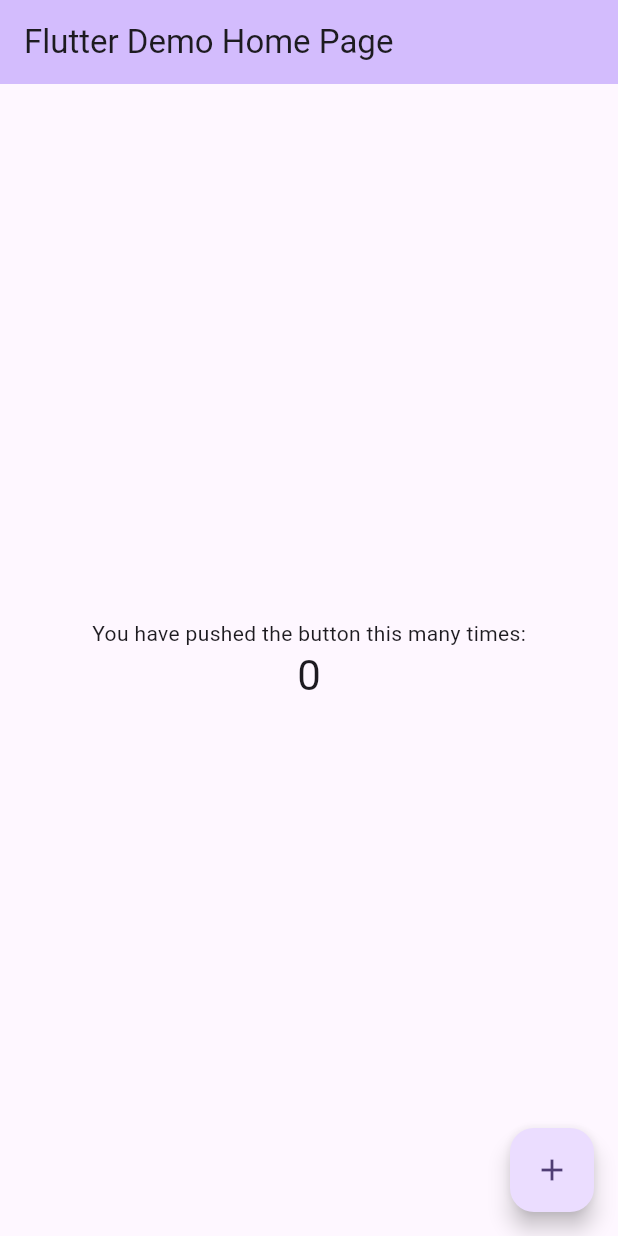
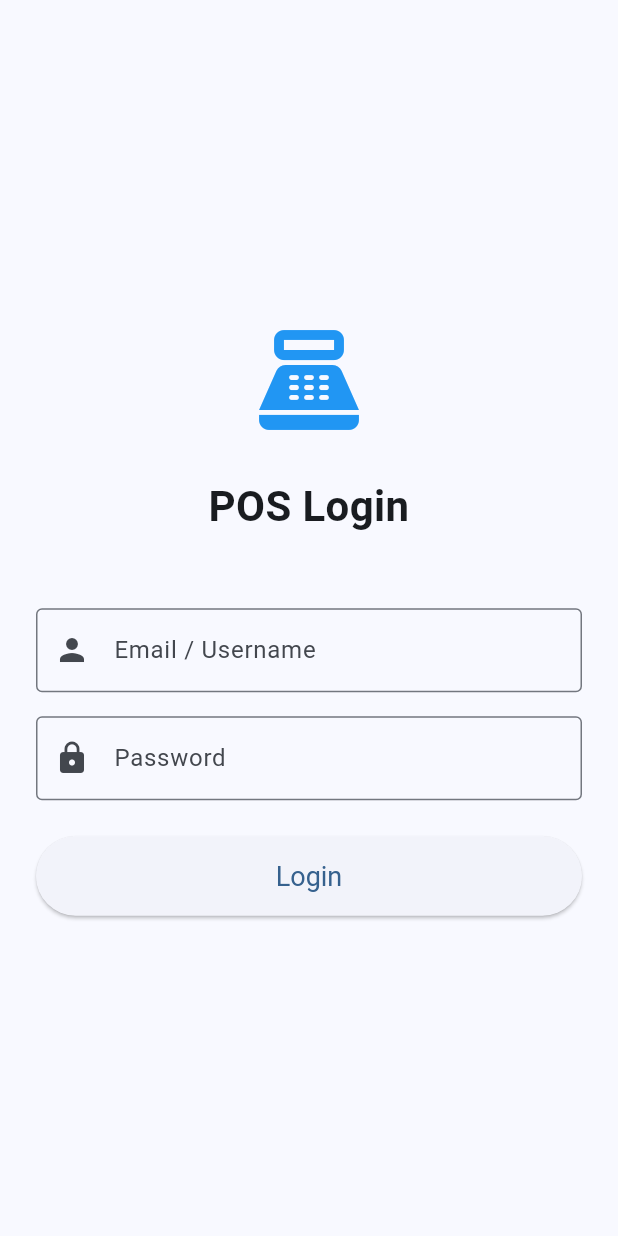
Before and after one commit to could-ai/019aed51-f073-7b4a-8da7-fbdeec98e601, a Flutter app: the screen it shows after launch, on a phone screen of 412 x 824 dp. Run offline on Flutter 3.47's test engine with Material 3 defaults, Android fonts, the phone set to English and light mode, and no system bars; our stand-ins replace shared_preferences, sqflite; accounts and stored records are empty.

Commit message:
Created Product model with JSON parsing logic compatible with typical POS API responses (handling sell_price_inc_tax).; Created DatabaseHelper to manage SQLite operations. Includes tables for 'products', 'orders', and 'order_items' to support offline functionality. Implemented methods for batch inserting products and saving local orders.; Created ApiService to handle HTTP requests. Includes methods for login, fetching products, and syncing orders. Uses SharedPreferences to store the auth token and base URL.; Created AuthProvider to manage authentication state. Handles login logic and persistence check using SharedPreferences.; Updated main.dart to set up MultiProvider and routing. Implemented an AuthWrapper to automatically redirect users to Dashboard or Login screen based on authentication state.; Created LoginScreen with a form for email and password. Integrates with AuthProvider to handle login actions and display loading state.; Created DashboardScreen with navigation for POS, Orders, and Settings. Implemented a basic sync function to fetch products from API and store them in the local SQLite database.

```diff
--- a/usr/lib/main.dart
+++ b/usr/lib/main.dart
@@ -1,4 +1,8 @@
 import 'package:flutter/material.dart';
+import 'package:provider/provider.dart';
+import 'providers/auth_provider.dart';
+import 'screens/login_screen.dart';
+import 'screens/dashboard_screen.dart';
 
 void main() {
   runApp(const MyApp());
@@ -7,117 +11,57 @@ void main() {
 class MyApp extends StatelessWidget {
   const MyApp({super.key});
 
-  // This widget is the root of your application.
   @override
   Widget build(BuildContext context) {
-    return MaterialApp(
-      title: 'Flutter Demo',
-      debugShowCheckedModeBanner: false,
-      theme: ThemeData(
-        // This is the theme of your application.
-        //
-        // TRY THIS: Try running your application with "flutter run". You'll see
-        // the application has a purple toolbar. Then, without quitting the app,
-        // try changing the seedColor in the colorScheme below to Colors.green
-        // and then invoke "hot reload" (save your changes or press the "hot
-        // reload" button in a Flutter-supported IDE, or press "r" if you used
-        // the command line to start the app).
-        //
-        // Notice that the counter didn't reset back to zero; the application
-        // state is not lost during the reload. To reset the state, use hot
-        // restart instead.
-        //
-        // This works for code too, not just values: Most code changes can be
-        // tested with just a hot reload.
-        colorScheme: ColorScheme.fromSeed(seedColor: Colors.deepPurple),
+    return MultiProvider(
+      providers: [
+        ChangeNotifierProvider(create: (_) => AuthProvider()),
+      ],
+      child: MaterialApp(
+        title: 'POS App',
+        debugShowCheckedModeBanner: false,
+        theme: ThemeData(
+          colorScheme: ColorScheme.fromSeed(seedColor: Colors.blue),
+          useMaterial3: true,
+        ),
+        initialRoute: '/',
+        routes: {
+          '/': (context) => const AuthWrapper(),
+          '/login': (context) => const LoginScreen(),
+          '/dashboard': (context) => const DashboardScreen(),
+        },
       ),
-      initialRoute: '/',
-      routes: {
-        '/': (context) => const MyHomePage(title: 'Flutter Demo Home Page'),
+    );
+  }
+}
+
+class AuthWrapper extends StatefulWidget {
+  const AuthWrapper({super.key});
+
+  @override
+  State<AuthWrapper> createState() => _AuthWrapperState();
+}
+
+class _AuthWrapperState extends State<AuthWrapper> {
+  @override
+  void initState() {
+    super.initState();
+    // Check authentication status on startup
+    Future.microtask(() =>
+      Provider.of<AuthProvider>(context, listen: false).checkLoginStatus()
+    );
+  }
+
+  @override
+  Widget build(BuildContext context) {
+    return Consumer<AuthProvider>(
+      builder: (context, auth, child) {
+        if (auth.isAuthenticated) {
+          return const DashboardScreen();
+        } else {
+          return const LoginScreen();
+        }
       },
     );
   }
 }
-
-class MyHomePage extends StatefulWidget {
-  const MyHomePage({super.key, required this.title});
-
-  // This widget is the home page of your application. It is stateful, meaning
-  // that it has a State object (defined below) that contains fields that affect
-  // how it looks.
-
-  // This class is the configuration for the state. It holds the values (in this
-  // case the title) provided by the parent (in this case the App widget) and
-  // used by the build method of the State. Fields in a Widget subclass are
-  // always marked "final".
-
-  final String title;
-
-  @override
-  State<MyHomePage> createState() => _MyHomePageState();
-}
-
-class _MyHomePageState extends State<MyHomePage> {
-  int _counter = 0;
-
-  void _incrementCounter() {
-    setState(() {
-      // This call to setState tells the Flutter framework that something has
-      // changed in this State, which causes it to rerun the build method below
-      // so that the display can reflect the updated values. If we changed
-      // _counter without calling setState(), then the build method would not be
-      // called again, and so nothing would appear to happen.
-      _counter++;
-    });
-  }
-
-  @override
-  Widget build(BuildContext context) {
-    // This method is rerun every time setState is called, for instance as done
-    // by the _incrementCounter method above.
-    //
-    // The Flutter framework has been optimized to make rerunning build methods
-    // fast, so that you can just rebuild anything that needs updating rather
-    // than having to individually change instances of widgets.
-    return Scaffold(
-      appBar: AppBar(
-        // TRY THIS: Try changing the color here to a specific color (to
-        // Colors.amber, perhaps?) and trigger a hot reload to see the AppBar
-        // change color while the other colors stay the same.
-        backgroundColor: Theme.of(context).colorScheme.inversePrimary,
-        // Here we take the value from the MyHomePage object that was created by
-        // the App.build method, and use it to set our appbar title.
-        title: Text(widget.title),
-      ),
-      body: Center(
-        // Center is a layout widget. It takes a single child and positions it
-        // in the middle of the parent.
-        child: Column(
-          // Column is also a layout widget. It takes a list of children and
-          // arranges them vertically. By default, it sizes itself to fit its
-          // children horizontally, and tries to be as tall as its parent.
-          //
-          // Column has various properties to control how it sizes itself and
-          // how it positions its children. Here we use mainAxisAlignment to
-          // center the children vertically; the main axis here is the vertical
-          // axis because Columns are vertical (the cross axis would be
-          // horizontal).
-          //
-          // TRY THIS: Invoke "debug painting" (choose the "Toggle Debug Paint"
-          // action in the IDE, or press "p" in the console), to see the
-          // wireframe for each widget.
-          mainAxisAlignment: MainAxisAlignment.center,
-          children: <Widget>[
-            const Text('You have pushed the button this many times:'),
-            Text('$_counter', style: Theme.of(context).textTheme.headlineMedium),
-          ],
-        ),
-      ),
-      floatingActionButton: FloatingActionButton(
-        onPressed: _incrementCounter,
-        tooltip: 'Increment',
-        child: const Icon(Icons.add),
-      ), // This trailing comma makes auto-formatting nicer for build methods.
-    );
-  }
-}
--- /dev/null
+++ b/usr/lib/providers/auth_provider.dart
@@ -0,0 +1,51 @@
+import 'package:flutter/material.dart';
+import 'package:shared_preferences/shared_preferences.dart';
+import '../services/api_service.dart';
+
+class AuthProvider with ChangeNotifier {
+  bool _isAuthenticated = false;
+  bool _isLoading = false;
+  String? _token;
+
+  bool get isAuthenticated => _isAuthenticated;
+  bool get isLoading => _isLoading;
+
+  final ApiService _apiService = ApiService();
+
+  Future<void> checkLoginStatus() async {
+    final prefs = await SharedPreferences.getInstance();
+    _token = prefs.getString('access_token');
+    if (_token != null) {
+      _isAuthenticated = true;
+    } else {
+      _isAuthenticated = false;
+    }
+    notifyListeners();
+  }
+
+  Future<bool> login(String username, String password) async {
+    _isLoading = true;
+    notifyListeners();
+
+    // For demo purposes, if API fails we might want to allow offline login if previously logged in?
+    // For now, strict online login required to get initial token.
+
+    final result = await _apiService.login(username, password);
+
+    _isLoading = false;
+    if (result['success']) {
+      _isAuthenticated = true;
+      notifyListeners();
+      return true;
+    } else {
+      return false;
+    }
+  }
+
+  Future<void> logout() async {
+    final prefs = await SharedPreferences.getInstance();
+    await prefs.remove('access_token');
+    _isAuthenticated = false;
+    notifyListeners();
+  }
+}
--- /dev/null
+++ b/usr/lib/screens/login_screen.dart
@@ -0,0 +1,102 @@
+import 'package:flutter/material.dart';
+import 'package:provider/provider.dart';
+import '../providers/auth_provider.dart';
+
+class LoginScreen extends StatefulWidget {
+  const LoginScreen({super.key});
+
+  @override
+  State<LoginScreen> createState() => _LoginScreenState();
+}
+
+class _LoginScreenState extends State<LoginScreen> {
+  final _emailController = TextEditingController();
+  final _passwordController = TextEditingController();
+  final _formKey = GlobalKey<FormState>();
+
+  @override
+  void dispose() {
+    _emailController.dispose();
+    _passwordController.dispose();
+    super.dispose();
+  }
+
+  Future<void> _handleLogin() async {
+    if (_formKey.currentState!.validate()) {
+      final authProvider = Provider.of<AuthProvider>(context, listen: false);
+      final success = await authProvider.login(
+        _emailController.text,
+        _passwordController.text,
+      );
+
+      if (!success && mounted) {
+        ScaffoldMessenger.of(context).showSnackBar(
+          const SnackBar(content: Text('Login failed. Please check credentials.')),
+        );
+      }
+    }
+  }
+
+  @override
+  Widget build(BuildContext context) {
+    final isLoading = Provider.of<AuthProvider>(context).isLoading;
+
+    return Scaffold(
+      body: Center(
+        child: SingleChildScrollView(
+          padding: const EdgeInsets.all(24.0),
+          child: Form(
+            key: _formKey,
+            child: Column(
+              mainAxisAlignment: MainAxisAlignment.center,
+              crossAxisAlignment: CrossAxisAlignment.stretch,
+              children: [
+                const Icon(Icons.point_of_sale, size: 80, color: Colors.blue),
+                const SizedBox(height: 24),
+                const Text(
+                  'POS Login',
+                  textAlign: TextAlign.center,
+                  style: TextStyle(fontSize: 28, fontWeight: FontWeight.bold),
+                ),
+                const SizedBox(height: 48),
+                TextFormField(
+                  controller: _emailController,
+                  decoration: const InputDecoration(
+                    labelText: 'Email / Username',
+                    border: OutlineInputBorder(),
+                    prefixIcon: Icon(Icons.person),
+                  ),
+                  validator: (value) =>
+                      value!.isEmpty ? 'Please enter username' : null,
+                ),
+                const SizedBox(height: 16),
+                TextFormField(
+                  controller: _passwordController,
+                  decoration: const InputDecoration(
+                    labelText: 'Password',
+                    border: OutlineInputBorder(),
+                    prefixIcon: Icon(Icons.lock),
+                  ),
+                  obscureText: true,
+                  validator: (value) =>
+                      value!.isEmpty ? 'Please enter password' : null,
+                ),
+                const SizedBox(height: 24),
+                ElevatedButton(
+                  onPressed: isLoading ? null : _handleLogin,
+                  style: ElevatedButton.styleFrom(
+                    padding: const EdgeInsets.symmetric(vertical: 16),
+                    textStyle: const TextStyle(fontSize: 18),
+                  ),
+                  child: isLoading
+                      ? const CircularProgressIndicator()
+                      : const Text('Login'),
+                ),
+              ],
+            ),
+          ),
+        ),
+      ),
+    );
+  }
+}
```
Also changed, not shown: usr/lib/models/product.dart (added, +58 -0 lines), usr/lib/screens/dashboard_screen.dart (added, +92 -0 lines), usr/lib/services/api_service.dart (added, +113 -0 lines), usr/lib/services/database_helper.dart (added, +123 -0 lines).
